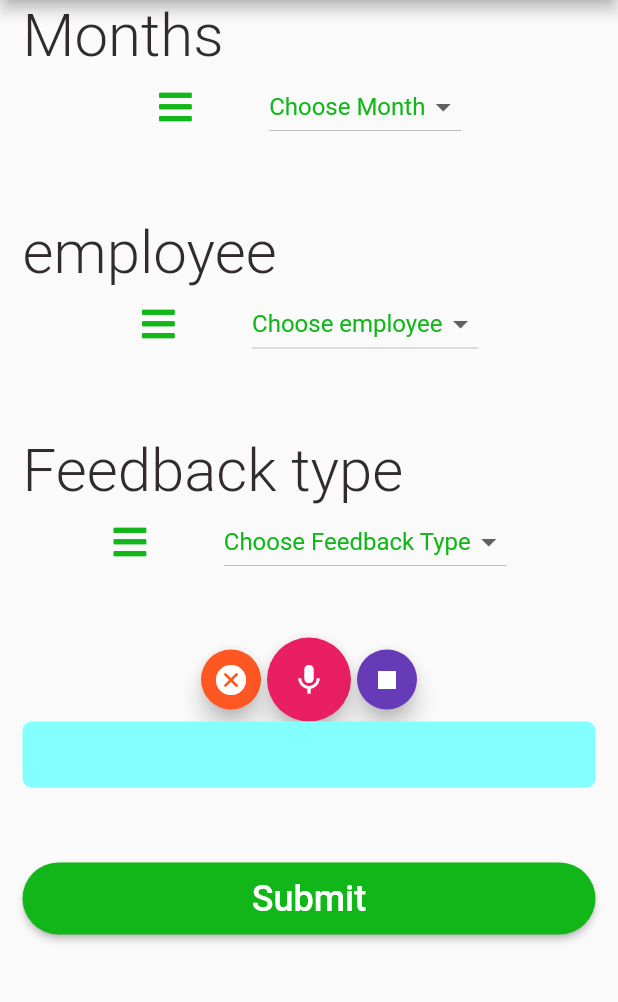
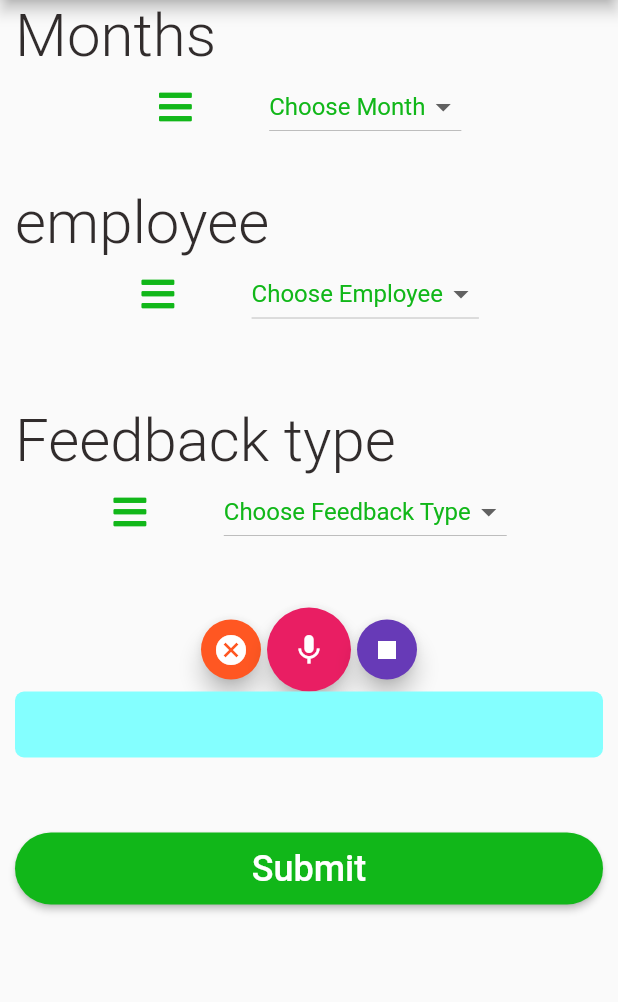
Before and after one commit to coeaimrm/ioshr, a Flutter app: the InstantFeedPage screen opened by its route, after a tap on "Submit", on a phone screen of 412 x 824 dp, the part 84-1086 px from its top. Run offline on Flutter 3.47's test engine with Material 2 defaults, Android fonts, the phone set to English and light mode, and no system bars; our stand-ins replace cloud_firestore, font_awesome_flutter; missing offline and left inert: speech_recognition; accounts and stored records are empty.

```diff
--- a/lib/instant_feed.dart
+++ b/lib/instant_feed.dart
@@ -10,10 +10,9 @@ class InstantFeedPage extends StatefulWidget {
 
 class _InstantFeedPageState extends State<InstantFeedPage> {
 
-  //read Pcount ,Ncount data from dashboard page assign it to pCount,nCount variable.
 
 
-  var selectedEmployee, selectedType,month,pCount=0,nCount=0;
+  var selectedEmployee, selectedType,month,emp,pCount=0,nCount=0;
 
   final GlobalKey<FormState> _formKeyValue = new GlobalKey<FormState>();
   List<String> _feedbackType = <String>[
@@ -36,6 +35,22 @@ class _InstantFeedPageState extends State<InstantFeedPage> {
     'Dec',
 
   ];
+
+  List<String> _empType = <String>[
+    'Manas ',
+    'Su ',
+    'Barsa',
+    'Harsh',
+    'Chinmay',
+    'Priyanka',
+    'Kalyan',
+    'Smruti',
+    'Priti',
+    'Jaya',
+    'Alen',
+    'Souvik'
+
+  ];
   SpeechRecognition _speechRecognition;
   bool _isAvailable = false;
   bool _isListening = false;
@@ -48,30 +63,15 @@ class _InstantFeedPageState extends State<InstantFeedPage> {
     initSpeechRecognizer();
   }
 
-  void createRecord(selectedMonthType,selectedEmployee,selectedFeedbackType,resultText){
-    if (selectedFeedbackType == "Positive")
-    {
-      pCount+=1;
-    }
-    else
-    {
-      nCount+=1;
-    }
-    Firestore.instance.collection('$selectedMonthType').document('$selectedEmployee').collection('feeds').add({
-      'FeedBackType':'$selectedFeedbackType',
-      'FeedBack':'$resultText'
+  void createRecord(selectedType,resultText,emp,month){
+
+    Firestore.instance.collection("Emp").add({
+      'FeedBackType':'$selectedType',
+      'FeedBack':'$resultText',
+      'name':'$emp',
+      'month':'$month'
+
     });
-
-    Firestore.instance.collection('$selectedMonthType').document('$selectedEmployee').setData(
-      {
-        'NCount':nCount,
-        'PCount':pCount
-      }
-
-    );
-
-
-
 
 
   }
@@ -131,7 +131,7 @@ class _InstantFeedPageState extends State<InstantFeedPage> {
         key: _formKeyValue,
         autovalidate: true,
         child: new ListView(
-          padding: const EdgeInsets.symmetric(horizontal: 15.0),
+          padding: const EdgeInsets.symmetric(horizontal: 10.0),
           children: <Widget>[
             new Text(
               "Months",
@@ -175,7 +175,7 @@ class _InstantFeedPageState extends State<InstantFeedPage> {
               ],
             ),
             SizedBox(
-              height: 50.0,
+              height: 30.0,
             ),
             new Text(
               "employee",
@@ -185,58 +185,40 @@ class _InstantFeedPageState extends State<InstantFeedPage> {
                   fontFamily: "Roboto"),
             ),
 
-            StreamBuilder<QuerySnapshot>(
-                stream: Firestore.instance.collection("$month").snapshots(),
-                // ignore: missing_return
-                builder: (context, snapshot) {
-                  if (!snapshot.hasData)
-                    const Text("Loading.....");
-
-                  else {
-                    List<DropdownMenuItem> employeeItems = [];
-                    for (int i = 0; i < snapshot.data.documents.length; i++) {
-                      DocumentSnapshot snap = snapshot.data.documents[i];
-                      employeeItems.add(
-                        DropdownMenuItem(
+            Row(
+              mainAxisAlignment: MainAxisAlignment.center,
+              children: <Widget>[
+                Icon(
+                  FontAwesomeIcons.bars,
+                  size: 25.0,
+                  color: Color(0xff11b719),
+                ),
+                SizedBox(width: 50.0),
+                DropdownButton(
+                  items: _empType
+                      .map((value) => DropdownMenuItem(
                     child: Text(
-                            snap.documentID,
+                      value,
                       style: TextStyle(color: Color(0xff11b719)),
                     ),
-                          value: "${snap.documentID}",
-                        ),
-                      );
-                    }
-                    return Row(
-                      mainAxisAlignment: MainAxisAlignment.center,
-                      children: <Widget>[
-                        Icon(FontAwesomeIcons.bars,
-                            size: 25.0, color: Color(0xff11b719)),
-                        SizedBox(width: 50.0),
-                        DropdownButton(
-                          items: employeeItems,
-                          onChanged: (employeeValue) {
-                            final snackBar = SnackBar(
-                              content: Text(
-                                'Selected Employee is $employeeValue',
+                    value: value,
+                  ))
+                      .toList(),
+                  onChanged: (selectedEmpType) {
+                    print('$selectedEmpType');
+                    setState(() {
+                      emp = selectedEmpType;
+                    });
+                  },
+                  value: emp,
+                  isExpanded: false,
+                  hint: Text(
+                    'Choose Employee',
                     style: TextStyle(color: Color(0xff11b719)),
                   ),
-                            );
-                            Scaffold.of(context).showSnackBar(snackBar);
-                            setState(() {
-                              selectedEmployee = employeeValue;
-                            });
-                          },
-                          value: selectedEmployee,
-                          isExpanded: false,
-                          hint: new Text(
-                            "Choose employee",
-                            style: TextStyle(color: Color(0xff11b719)),
+                )
+              ],
             ),
-                        ),
-                      ],
-                    );
-                  }
-                }),
             SizedBox(
               height: 50.0,
             ),
@@ -300,6 +282,7 @@ class _InstantFeedPageState extends State<InstantFeedPage> {
                   },
                 ),
                 FloatingActionButton(
+                 heroTag: "btn1",
                   child: Icon(Icons.mic),
                   onPressed: () {
                     if (_isAvailable && !_isListening)
@@ -310,6 +293,7 @@ class _InstantFeedPageState extends State<InstantFeedPage> {
                   backgroundColor: Colors.pink,
                 ),
                 FloatingActionButton(
+                  heroTag: "btn2",
                   child: Icon(Icons.stop),
                   mini: true,
                   backgroundColor: Colors.deepPurple,
@@ -356,7 +340,7 @@ class _InstantFeedPageState extends State<InstantFeedPage> {
 
                     onPressed: () {
 
-                      createRecord(month,selectedEmployee,selectedType,resultText);
+                      createRecord(selectedType,resultText,emp,month);
                      },
                      //Using Transactions
                      // Firestore.instance.runTransaction((Transaction crudTransaction) async {
--- a/lib/main.dart
+++ b/lib/main.dart
@@ -1,6 +1,7 @@
 import 'package:flutter/material.dart';
 import 'package:hrs/instant_feed.dart';
-import 'package:hrs/dashboard.dart';
+import 'package:hrs/listpage.dart';
+
 void main() {
   runApp(new MyApp());
 }
@@ -19,7 +20,8 @@ class MyApp extends StatelessWidget {
       routes: <String, WidgetBuilder>{
         '/page1': (BuildContext context) => new HomePage(),
         '/page2': (BuildContext context) => new InstantFeedPage(),
-        '/page3': (BuildContext context) => new Dashboard()},
+        '/page3': (BuildContext context) => new ListPage()
+      },
       home: new HomePage(),
     );
   }
```
Also changed, not shown: lib/listpage.dart (+96 -0 lines). Lines whose indentation alone changed are shown as unchanged.
